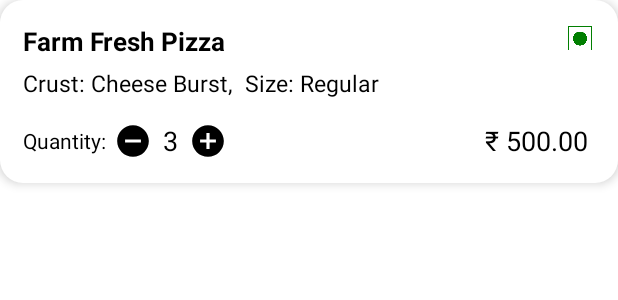
After one commit to suyogsamudra/PizzaApp, an Android app: the layout cart_cell.xml on its own in the app's theme, with its tools: preview values and no code run, on a phone screen of 412 x 824 dp. The commit adds this screen. Shown: the top 300 px of the screen. Run offline under Robolectric (Android 15) with nearby library versions, the phone set to English and light mode, and no system bars.

Commit message:
Completed handling of cart screen.

```diff
--- a/app/src/main/java/com/android/pizzaapp/models/PizzaModel.kt
+++ b/app/src/main/java/com/android/pizzaapp/models/PizzaModel.kt
@@ -12,8 +12,9 @@ data class PizzaModel(
     @SerializedName("defaultCrust")
     var crustId: Int,
     @SerializedName("crusts")
-    val crustList: ArrayList<CrustModel>,
+    val crustList: ArrayList<CrustModel>
 ) {
+    var quantity: Int = 1
     fun getPrice(): Double? {
         val selectedCrust = crustList.find { crust -> crust.id == this.crustId }
         return selectedCrust?.availableSizes?.find { size -> size.id == selectedCrust.sizeId }?.price
--- a/app/src/main/java/com/android/pizzaapp/ui/pizzaList/PizzaListUIInterface.kt
+++ b/app/src/main/java/com/android/pizzaapp/ui/pizzaList/PizzaListUIInterface.kt
@@ -41,7 +41,7 @@ internal class PizzaListUI(private val context: Context, private val binding: Ac
     }
 }
 
-class PizzaListRecAdapter(
+private class PizzaListRecAdapter(
     private val pizzasList: ArrayList<PizzaModel>,
     private val addBtnCallback: (pizza: PizzaModel) -> Unit
 ) : RecyclerView.Adapter<PizzaListRecAdapter.ViewHolder>() {
--- /dev/null
+++ b/app/src/main/res/drawable/ic_add.xml
@@ -0,0 +1,5 @@
+<vector android:height="24dp" android:tint="#000000"
+    android:viewportHeight="24" android:viewportWidth="24"
+    android:width="24dp" xmlns:android="http://schemas.android.com/apk/res/android">
+    <path android:fillColor="@android:color/white" android:pathData="M12,2C6.48,2 2,6.48 2,12s4.48,10 10,10 10,-4.48 10,-10S17.52,2 12,2zM17,13h-4v4h-2v-4L7,13v-2h4L11,7h2v4h4v2z"/>
+</vector>
--- /dev/null
+++ b/app/src/main/res/drawable/ic_remove.xml
@@ -0,0 +1,5 @@
+<vector android:height="24dp" android:tint="#000000"
+    android:viewportHeight="24" android:viewportWidth="24"
+    android:width="24dp" xmlns:android="http://schemas.android.com/apk/res/android">
+    <path android:fillColor="@android:color/white" android:pathData="M12,2C6.48,2 2,6.48 2,12s4.48,10 10,10 10,-4.48 10,-10S17.52,2 12,2zM17,13L7,13v-2h10v2z"/>
+</vector>
--- a/app/src/main/res/layout/activity_pizza_list.xml
+++ b/app/src/main/res/layout/activity_pizza_list.xml
@@ -33,6 +33,7 @@
             android:padding="10dp" />
 
         <com.google.android.material.button.MaterialButton
+            android:id="@+id/btnViewCart"
             style="@style/SubmitButtonStyle"
             android:layout_width="match_parent"
             android:layout_height="wrap_content"
--- /dev/null
+++ b/app/src/main/res/layout/cart_cell.xml
@@ -0,0 +1,95 @@
+<?xml version="1.0" encoding="utf-8"?>
+<RelativeLayout xmlns:android="http://schemas.android.com/apk/res/android"
+    xmlns:app="http://schemas.android.com/apk/res-auto"
+    xmlns:tools="http://schemas.android.com/tools"
+    android:layout_width="match_parent"
+    android:layout_height="wrap_content"
+    android:layout_marginBottom="15dp"
+    android:background="@drawable/rounded_card"
+    android:elevation="4dp"
+    android:orientation="vertical"
+    android:padding="15dp">
+
+    <ImageView
+        android:id="@+id/imgVeg"
+        android:layout_width="20dp"
+        android:layout_height="20dp"
+        android:layout_alignParentEnd="true"
+        android:contentDescription="@null"
+        android:padding="1dp"
+        app:srcCompat="@drawable/ic_veg" />
+
+    <TextView
+        android:id="@+id/txtName"
+        style="@style/AppTheme.TextLarge"
+        android:layout_width="match_parent"
+        android:layout_height="wrap_content"
+        android:layout_alignBaseline="@id/imgVeg"
+        android:layout_marginEnd="10dp"
+        android:layout_toStartOf="@id/imgVeg"
+        android:maxLines="2"
+        tools:text="Farm Fresh Pizza" />
+
+    <TextView
+        android:id="@+id/txtDescription"
+        style="@style/AppTheme.TextMedium"
+        android:layout_width="match_parent"
+        android:layout_height="wrap_content"
+        android:layout_below="@id/txtName"
+        android:layout_marginTop="@dimen/small_top_margin"
+        android:layout_marginBottom="15dp"
+        android:ellipsize="end"
+        android:maxLines="4"
+        tools:text="Crust: Cheese Burst,  Size: Regular" />
+
+    <TextView
+        android:id="@+id/refQty"
+        android:layout_width="wrap_content"
+        android:layout_height="wrap_content"
+        android:layout_below="@id/txtDescription"
+        android:layout_alignTop="@id/txtQty"
+        android:layout_alignBottom="@id/txtQty"
+        android:layout_marginEnd="5dp"
+        android:gravity="center"
+        android:text="@string/quantity" />
+
+    <ImageView
+        android:id="@+id/imgRemove"
+        android:layout_width="25dp"
+        android:layout_height="25dp"
+        android:layout_below="@id/txtDescription"
+        android:layout_toEndOf="@id/refQty"
+        android:contentDescription="@null"
+        app:srcCompat="@drawable/ic_remove" />
+
+    <TextView
+        android:id="@+id/txtQty"
+        style="@style/AppTheme.TextExtraLarge"
+        android:layout_width="wrap_content"
+        android:layout_height="wrap_content"
+        android:layout_below="@id/txtDescription"
+        android:layout_marginStart="7dp"
+        android:layout_marginEnd="7dp"
+        android:layout_toEndOf="@id/imgRemove"
+        tools:text="3" />
+
+    <ImageView
+        android:id="@+id/imgAdd"
+        style="@style/AppTheme.TextExtraLarge"
+        android:layout_width="25dp"
+        android:layout_height="25dp"
+        android:layout_below="@id/txtDescription"
+        android:layout_toEndOf="@id/txtQty"
+        android:contentDescription="@null"
+        app:srcCompat="@drawable/ic_add" />
+
+    <TextView
+        android:id="@+id/txtPrice"
+        style="@style/AppTheme.TextExtraLarge"
+        android:layout_width="wrap_content"
+        android:layout_height="wrap_content"
+        android:layout_alignBottom="@id/txtQty"
+        android:layout_alignParentEnd="true"
+        android:gravity="center"
+        tools:text="₹ 500.00 " />
+</RelativeLayout>
--- a/app/src/main/res/layout/customize_bs.xml
+++ b/app/src/main/res/layout/customize_bs.xml
@@ -104,7 +104,7 @@
         tools:text="@string/total_amt" />
 
     <com.google.android.material.button.MaterialButton
-        android:id="@+id/btnOk"
+        android:id="@+id/btnAdd"
         style="@style/SubmitButtonStyle"
         android:layout_width="match_parent"
         android:layout_height="wrap_content"
--- a/app/src/main/res/values/strings.xml
+++ b/app/src/main/res/values/strings.xml
@@ -29,4 +29,10 @@
     <string name="size">Size</string>
     <string name="add_to_cart">Add to cart</string>
     <string name="total_amt">Total : %1$s</string>
+    <string name="added_to_cart">"Your pizza is added to cart. "</string>
+    <string name="quantity">Quantity:</string>
+    <string name="size_desc">Crust: %1$s,  Size: %2$s</string>
+    <string name="remove_title">Remove Pizza</string>
+    <string name="remove_desc">Are you sure you want to remove this Pizza from your cart</string>
+    <string name="confirm_remove">Yes, Remove</string>
 </resources>
```
Also changed, not shown: app/src/main/AndroidManifest.xml (+5 -2 lines), app/src/main/java/com/android/pizzaapp/business/CartContainer.kt (added, +32 -0 lines), app/src/main/java/com/android/pizzaapp/business/SharedPreferencesManager.kt (added, +32 -0 lines), app/src/main/java/com/android/pizzaapp/ui/cart/CartActivity.kt (added, +25 -0 lines), app/src/main/java/com/android/pizzaapp/ui/cart/CartUIInterface.kt (added, +97 -0 lines), app/src/main/java/com/android/pizzaapp/ui/customisationDialog/CustomiseBSDialog.kt (+9 -0 lines), app/src/main/java/com/android/pizzaapp/ui/pizzaList/PizzaListActivity.kt (+9 -3 lines), app/src/main/java/com/android/pizzaapp/utils/InfoBSDialog.kt (+8 -2 lines).
